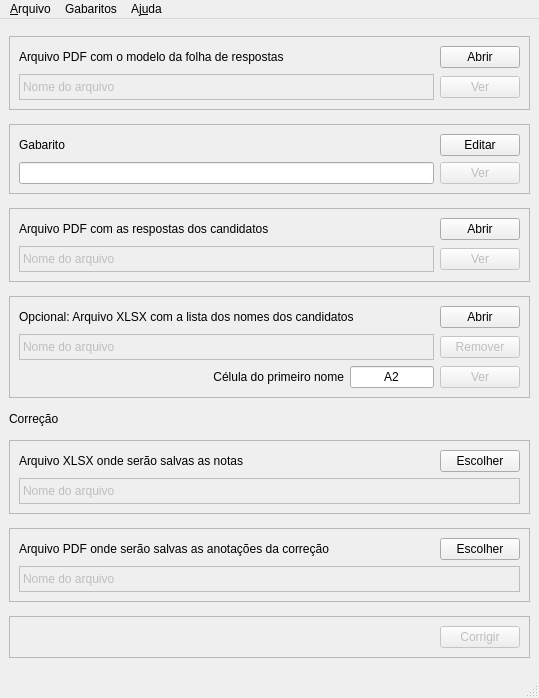
Qt form corretor/ui/form_main_window.ui (luis-dafonseca/CorretorENA) before a commit.
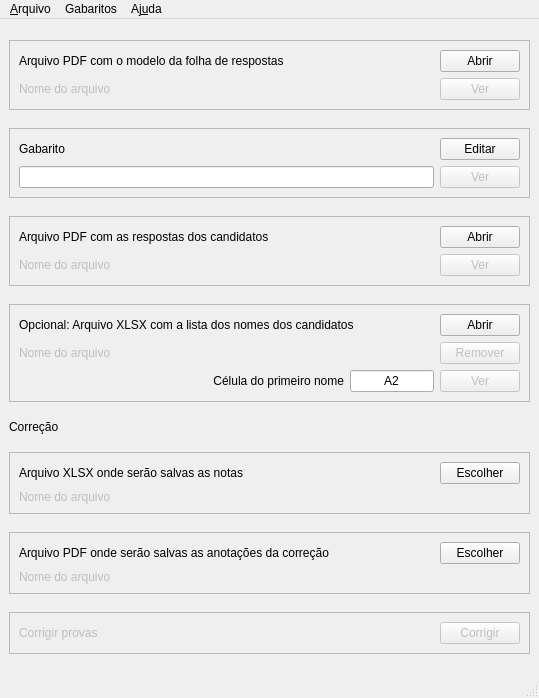
The same form after that commit.

What changed in the file:
```diff
--- a/corretor/ui/form_main_window.ui
+++ b/corretor/ui/form_main_window.ui
@@ -94,11 +94,17 @@
          <property name="minimumSize">
           <size>
            <width>0</width>
+           <height>0</height>
+          </size>
+         </property>
+         <property name="baseSize">
+          <size>
+           <width>0</width>
            <height>26</height>
           </size>
          </property>
          <property name="frameShape">
-          <enum>QFrame::Panel</enum>
+          <enum>QFrame::NoFrame</enum>
          </property>
          <property name="frameShadow">
           <enum>QFrame::Plain</enum>
@@ -242,11 +248,17 @@
          <property name="minimumSize">
           <size>
            <width>0</width>
+           <height>0</height>
+          </size>
+         </property>
+         <property name="baseSize">
+          <size>
+           <width>0</width>
            <height>26</height>
           </size>
          </property>
          <property name="frameShape">
-          <enum>QFrame::Box</enum>
+          <enum>QFrame::NoFrame</enum>
          </property>
          <property name="text">
           <string>Nome do arquivo</string>
@@ -314,11 +326,17 @@
          <property name="minimumSize">
           <size>
            <width>0</width>
+           <height>0</height>
+          </size>
+         </property>
+         <property name="baseSize">
+          <size>
+           <width>0</width>
            <height>26</height>
           </size>
          </property>
          <property name="frameShape">
-          <enum>QFrame::Box</enum>
+          <enum>QFrame::NoFrame</enum>
          </property>
          <property name="text">
           <string>Nome do arquivo</string>
@@ -389,11 +407,17 @@
            <property name="minimumSize">
             <size>
              <width>0</width>
+             <height>0</height>
+            </size>
+           </property>
+           <property name="baseSize">
+            <size>
+             <width>0</width>
              <height>26</height>
             </size>
            </property>
            <property name="frameShape">
-            <enum>QFrame::Box</enum>
+            <enum>QFrame::NoFrame</enum>
            </property>
            <property name="text">
             <string>Nome do arquivo</string>
@@ -551,20 +575,26 @@
        <item row="0" column="0">
         <layout class="QHBoxLayout" name="horizontalLayout_2">
          <item>
-          <spacer name="horizontalSpacer_2">
-           <property name="orientation">
-            <enum>Qt::Horizontal</enum>
+          <widget class="QLabel" name="labelCorrection">
+           <property name="enabled">
+            <bool>false</bool>
            </property>
-           <property name="sizeType">
-            <enum>QSizePolicy::Expanding</enum>
+           <property name="sizePolicy">
+            <sizepolicy hsizetype="Expanding" vsizetype="Fixed">
+             <horstretch>0</horstretch>
+             <verstretch>0</verstretch>
+            </sizepolicy>
            </property>
-           <property name="sizeHint" stdset="0">
+           <property name="baseSize">
             <size>
-             <width>40</width>
-             <height>20</height>
+             <width>0</width>
+             <height>26</height>
             </size>
            </property>
-          </spacer>
+           <property name="text">
+            <string>Corrigir provas</string>
+           </property>
+          </widget>
          </item>
          <item>
           <widget class="QPushButton" name="pushButtonRun">
@@ -652,11 +682,17 @@
          <property name="minimumSize">
           <size>
            <width>0</width>
+           <height>0</height>
+          </size>
+         </property>
+         <property name="baseSize">
+          <size>
+           <width>0</width>
            <height>26</height>
           </size>
          </property>
          <property name="frameShape">
-          <enum>QFrame::Box</enum>
+          <enum>QFrame::NoFrame</enum>
          </property>
          <property name="text">
           <string>Nome do arquivo</string>
```
